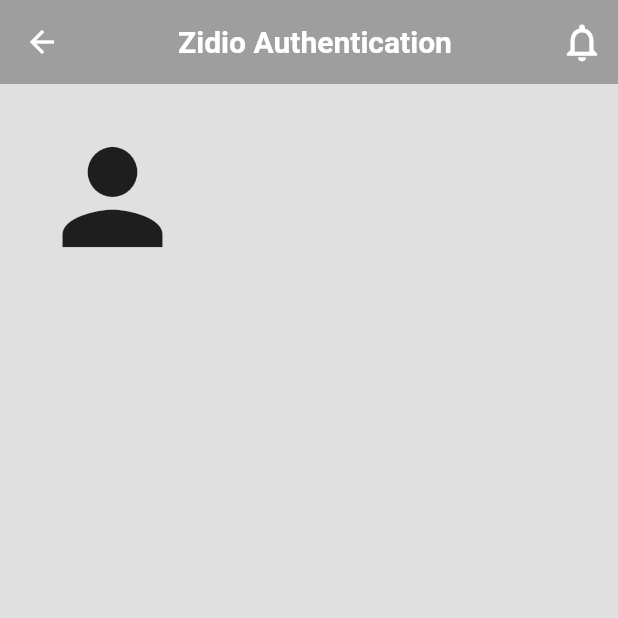
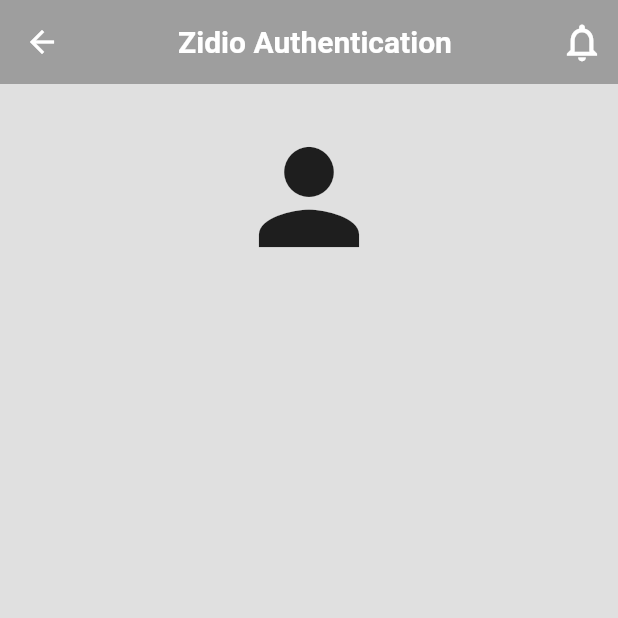
Before and after one commit to geraldkachi/flutter-grid-ui-test, a Flutter app: the ProfilePage screen opened directly, on a phone screen of 412 x 824 dp, the top half of it. Run offline on Flutter 3.47's test engine with Material 3 defaults, Android fonts, the phone set to English and light mode, and no system bars; our stand-ins replace cloud_firestore, firebase_auth, firebase_core; accounts and stored records are empty; network calls fail.

Commit message:
finished task

```diff
--- a/lib/pages/ProfilePage.dart
+++ b/lib/pages/ProfilePage.dart
@@ -80,7 +80,10 @@ class ProfilePage extends StatelessWidget {
             final username = user['username'] ?? 'No username';
             final email = user['email'] ?? 'No email';
 
-            return Column(
+            return Center(
+              child: Column(
+                mainAxisAlignment: MainAxisAlignment.start,
+                crossAxisAlignment: CrossAxisAlignment.center,
                 children: [
                   Container(
                     decoration: BoxDecoration(
@@ -109,6 +112,7 @@ class ProfilePage extends StatelessWidget {
                     ),
                   ),
                 ],
+              ),
             );
           } else {
             return const Center(
```
Lines whose indentation alone changed are shown as unchanged.
